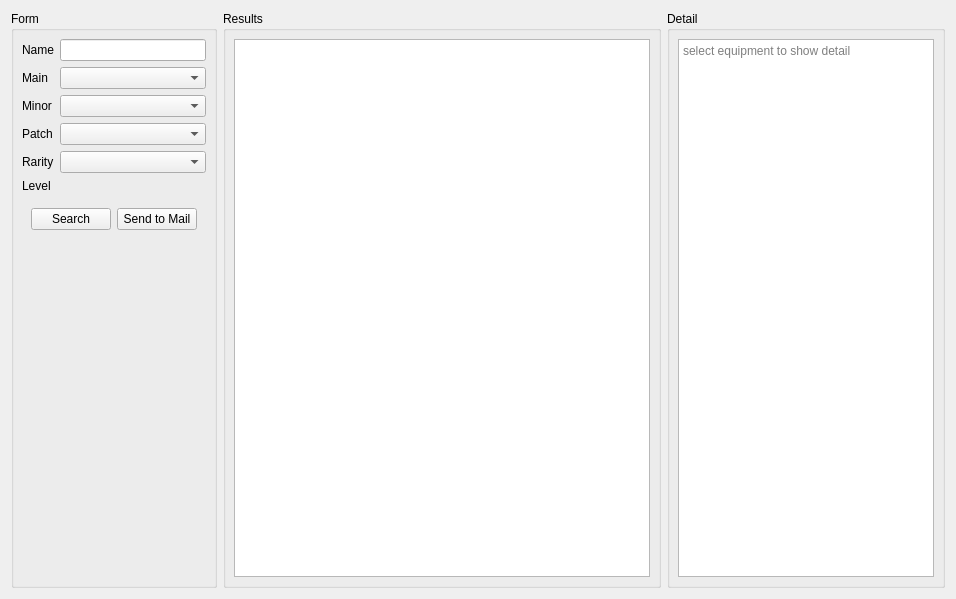
Before: the Qt Designer form ui/components/equipment_search/equipment_search.ui in evrins/dnf-gm-tool, drawn with Qt 5.
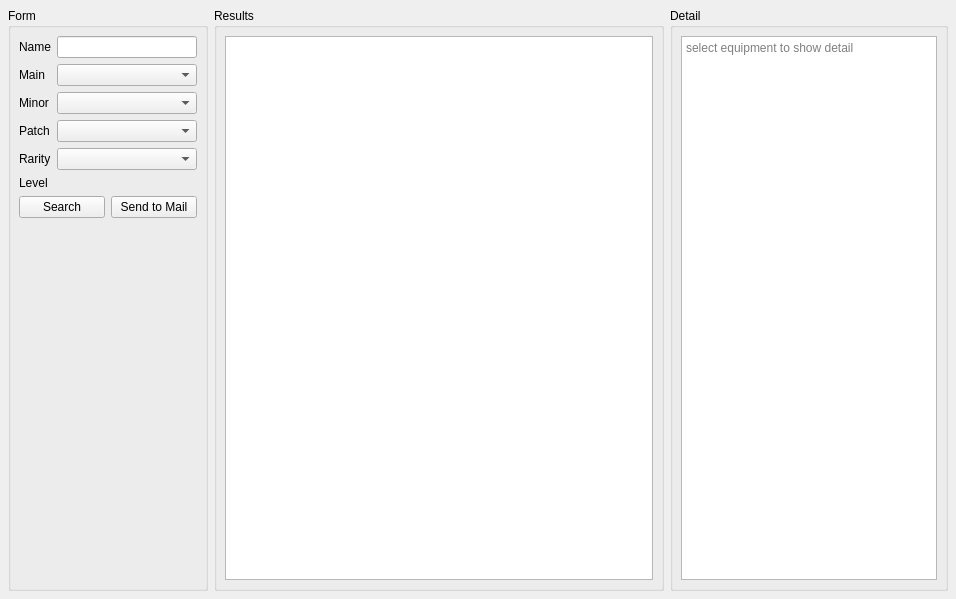
After: the same form once the commit is applied. Custom widgets are drawn as their Qt base class.

Commit message: feat: set search form width

What changed in the file:
```diff
--- a/ui/components/equipment_search/equipment_search.ui
+++ b/ui/components/equipment_search/equipment_search.ui
@@ -14,6 +14,18 @@
    <string>Form</string>
   </property>
   <layout class="QHBoxLayout" name="horizontalLayout">
+   <property name="leftMargin">
+    <number>8</number>
+   </property>
+   <property name="topMargin">
+    <number>8</number>
+   </property>
+   <property name="rightMargin">
+    <number>8</number>
+   </property>
+   <property name="bottomMargin">
+    <number>8</number>
+   </property>
    <item>
     <widget class="QGroupBox" name="search_form">
      <property name="sizePolicy">
@@ -22,6 +34,18 @@
        <verstretch>0</verstretch>
       </sizepolicy>
      </property>
+     <property name="minimumSize">
+      <size>
+       <width>200</width>
+       <height>0</height>
+      </size>
+     </property>
+     <property name="maximumSize">
+      <size>
+       <width>200</width>
+       <height>16777215</height>
+      </size>
+     </property>
      <property name="baseSize">
       <size>
        <width>240</width>
@@ -114,6 +138,18 @@
       <item row="6" column="0" colspan="2">
        <widget class="QWidget" name="widget" native="true">
         <layout class="QHBoxLayout" name="horizontalLayout_2">
+         <property name="leftMargin">
+          <number>0</number>
+         </property>
+         <property name="topMargin">
+          <number>0</number>
+         </property>
+         <property name="rightMargin">
+          <number>0</number>
+         </property>
+         <property name="bottomMargin">
+          <number>0</number>
+         </property>
          <item>
           <widget class="QPushButton" name="search_btn">
            <property name="text">
```
The commit also changes 3 other files.
